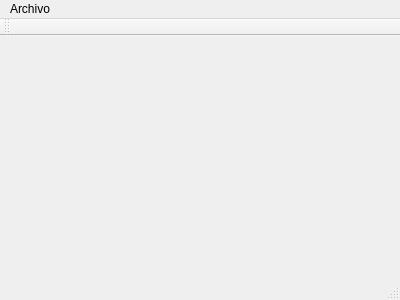
Qt form OAR/mainwindow.ui (guitartsword/Proyecto-OAR) before a commit.
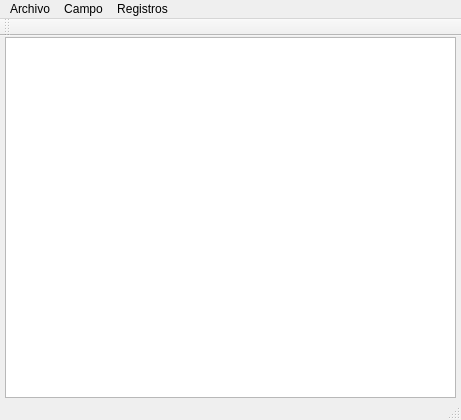
The same form after that commit.

Commit message: Probando agregar campos

What changed in the file:
```diff
--- a/OAR/mainwindow.ui
+++ b/OAR/mainwindow.ui
@@ -6,20 +6,31 @@
    <rect>
     <x>0</x>
     <y>0</y>
-    <width>400</width>
-    <height>300</height>
+    <width>461</width>
+    <height>420</height>
    </rect>
   </property>
   <property name="windowTitle">
    <string>MainWindow</string>
   </property>
-  <widget class="QWidget" name="centralWidget"/>
+  <widget class="QWidget" name="centralWidget">
+   <widget class="QTableView" name="Tabla_Principal">
+    <property name="geometry">
+     <rect>
+      <x>5</x>
+      <y>1</y>
+      <width>451</width>
+      <height>361</height>
+     </rect>
+    </property>
+   </widget>
+  </widget>
   <widget class="QMenuBar" name="menuBar">
    <property name="geometry">
     <rect>
      <x>0</x>
      <y>0</y>
-     <width>400</width>
+     <width>461</width>
      <height>22</height>
     </rect>
    </property>
@@ -27,8 +38,27 @@
     <property name="title">
      <string>Archivo</string>
     </property>
+    <addaction name="actionNuevo"/>
+    <addaction name="actionGuardar"/>
+    <addaction name="actionSalvar"/>
+    <addaction name="actionCerrar"/>
+    <addaction name="actionSalir"/>
+   </widget>
+   <widget class="QMenu" name="menuCampo">
+    <property name="title">
+     <string>Campo</string>
+    </property>
+    <addaction name="CrearCampo"/>
+   </widget>
+   <widget class="QMenu" name="menuRegistros">
+    <property name="title">
+     <string>Registros</string>
+    </property>
+    <addaction name="actionCargar"/>
    </widget>
    <addaction name="menuArchivo"/>
+   <addaction name="menuCampo"/>
+   <addaction name="menuRegistros"/>
   </widget>
   <widget class="QToolBar" name="mainToolBar">
    <attribute name="toolBarArea">
```
Left out of the diff: 45 changed lines with no effect on the pictures. The commit also changes 18 other files.
